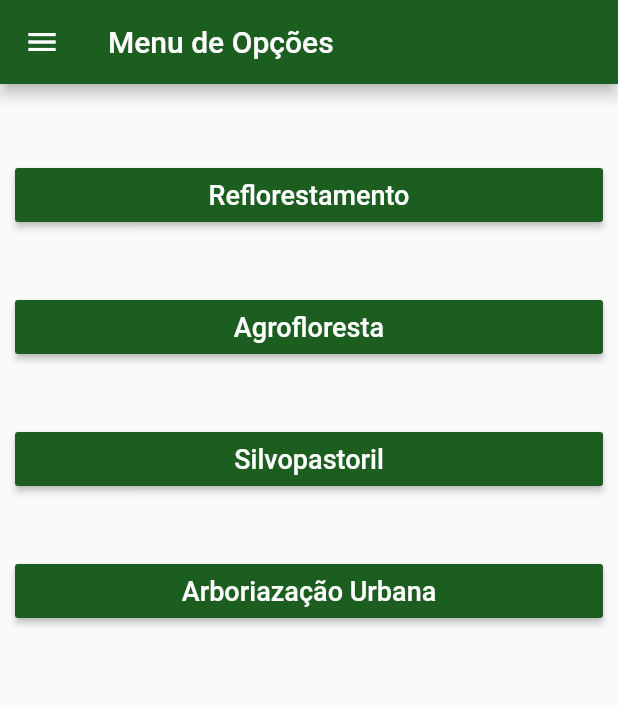
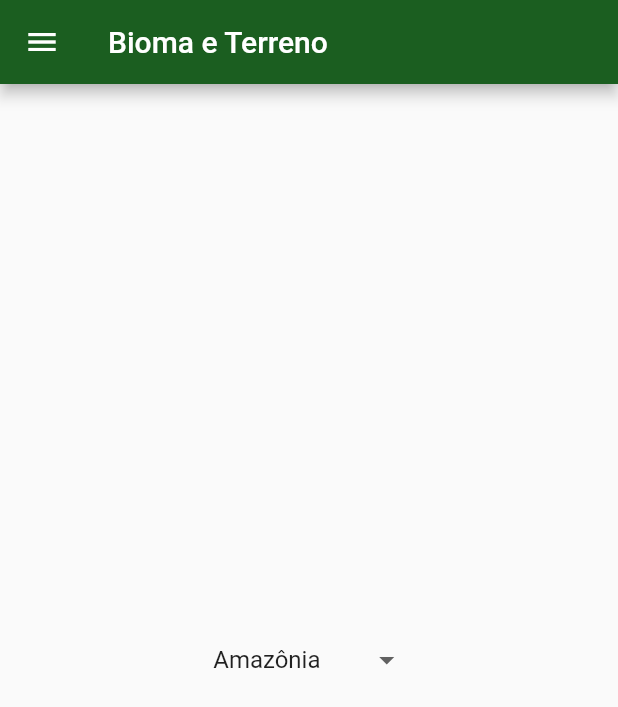
Before and after one commit to CaioPellicani/app_fatec_reflorestando, a Flutter app: the screen it shows after launch, on a phone screen of 412 x 824 dp. Shown: the top 707 px of the screen. Run offline on Flutter 3.47's test engine with Material 2 defaults, Android fonts, the phone set to English and light mode, and no system bars.

Commit message:
Quarta tela

```diff
--- a/lib/main.dart
+++ b/lib/main.dart
@@ -1,7 +1,9 @@
 import 'package:flutter/material.dart';
+import 'package:p1_app_reflorestar/tela_04_bioma.dart';
 import 'tela_01_login.dart';
 import 'tela_02_sobre.dart';
 import 'tela_03_menu.dart';
+import 'tela_04_bioma.dart';
 
 void main() {
   runApp(
@@ -16,11 +18,12 @@ void main() {
 
       ),
 
-      initialRoute: '/tela_03',
+      initialRoute: '/tela_04',
       routes: {
        '/tela_01' : (context) => Tela_01_Login(),
        '/tela_02' : (context) => Tela_02_Sobre(),
        '/tela_03' : (context) => Tela_03_Menu(),
+       '/tela_04' : (context) => Tela_04_bioma(),
       }
     )
   );
--- a/lib/meus_widgets.dart
+++ b/lib/meus_widgets.dart
@@ -1,5 +1,7 @@
 import 'package:flutter/material.dart';
 import 'minhas_funcoes.dart';
+
+var styleBotoes = TextStyle(color: Colors.white, fontSize: 18);
 
 Widget caixaTexto(texto, controle){
   return Container(
@@ -18,8 +20,7 @@ Widget botaoSimples( texto, tela, contexto ){
     padding: EdgeInsets.only(top: 40),
     child: RaisedButton(
       child: Text(
-        texto,
-        style: TextStyle(color: Colors.white, fontSize: 18),
+        texto, style: styleBotoes,
       ),
       color: Theme.of(contexto).primaryColor,
       onPressed: (){
@@ -35,20 +36,49 @@ Widget botaoLogin( contexto, scaffoldKey, usuario, senha ){
     child: RaisedButton(
       child: Text(
         'Entrar',
-        style: TextStyle(color: Colors.white, fontSize: 18),
+          style: styleBotoes,
       ),
       color: Theme.of(contexto).primaryColor,
       onPressed: (){
         if( validarUsuario(usuario.text, senha.text) )
           Navigator.pushNamed(contexto, '/tela_03' );
         else
-          scaffoldKey.currentState.showSnackBar( senhaInvalida );
+          scaffoldKey.currentState.showSnackBar(
+            SnackBar(
+              content: Text('Usuário ou Senha Inválida' ),
+              duration: Duration(seconds: 3),
+            ),
+          );
       }
     ),
   );
 }
 
-final senhaInvalida = SnackBar(
-  content: Text('Usuário ou Senha Inválida' ),
-  duration: Duration(seconds: 3),
-);
+Widget barraPadrao(String texto){
+  return AppBar(
+    title: Text(texto),
+    leading: Builder(
+      builder: (BuildContext context) {
+        return IconButton(
+          icon: const Icon(Icons.menu),
+          onPressed: () { Scaffold.of(context).openDrawer(); },
+          tooltip: MaterialLocalizations.of(context).openAppDrawerTooltip,
+        );
+      },
+    ),
+  );
+}
+
+Widget menuBarra(contexto){
+  return Drawer(
+    child: Center(
+      child: Column(
+        mainAxisAlignment: MainAxisAlignment.center,
+        children: [
+          botaoSimples("Voltar ao Menu", '/tela_03', contexto),
+          botaoSimples("Sobre o desenvolvedor", '/tela_02', contexto)
+        ],
+      ),
+    ),
+  );
+}
--- a/lib/tela_01_login.dart
+++ b/lib/tela_01_login.dart
@@ -15,16 +15,11 @@ class _Tela_01_LoginState extends State<Tela_01_Login>{
     var scaffoldKey = GlobalKey<ScaffoldState>();
 
   @override
-
-
-  @override
   Widget build(BuildContext context) {
     return Scaffold(
       key: scaffoldKey,
 
-      body:
-
-        Container( child:
+      body: Container( child:
         Column(
           mainAxisAlignment: MainAxisAlignment.center,
           children: [
--- a/lib/tela_03_menu.dart
+++ b/lib/tela_03_menu.dart
@@ -3,12 +3,7 @@ import 'package:flutter/src/material/icons.dart';
 import 'package:flutter/src/material/material_localizations.dart';
 import 'meus_widgets.dart';
 
-class Tela_03_Menu extends StatefulWidget {
-  @override
-  _Tela_03_MenuState createState() => _Tela_03_MenuState();
-}
-
-class _Tela_03_MenuState extends State<Tela_03_Menu>{
+class Tela_03_Menu extends StatelessWidget {
 
   var scaffoldKey = GlobalKey<ScaffoldState>();
 
@@ -17,40 +12,20 @@ class _Tela_03_MenuState extends State<Tela_03_Menu>{
     return Scaffold(
       key: scaffoldKey,
 
-      appBar: AppBar(
-        title: Text("Menu de Opções"),
-        leading: Builder(
-          builder: (BuildContext context) {
-            return IconButton(
-              icon: const Icon(Icons.menu),
-              onPressed: () { Scaffold.of(context).openDrawer(); },
-              tooltip: MaterialLocalizations.of(context).openAppDrawerTooltip,
-            );
-          },
-        ),
-      ),
-
-      drawer: Drawer(
-        child: Center(
-          child: Column(
-            mainAxisAlignment: MainAxisAlignment.center,
-            children: [
-              botaoSimples("Sobre o desenvolvedor", '/tela_02', context)
-            ],
-          ),
-        ),
-      ),
+      appBar: barraPadrao("Menu de Opções"),
+      drawer: menuBarra(context),
       drawerEnableOpenDragGesture: false,
 
-      body:
-      ListView(
+      body: Container(
+        child: ListView(
           padding: EdgeInsets.all( 10 ),
           children: [
-          botaoSimples('Reflorestamento', '', context),
+            botaoSimples('Reflorestamento', '/tela_04', context),
             botaoSimples('Agrofloresta', '', context),
             botaoSimples('Silvopastoril', '', context),
             botaoSimples('Arboriazação Urbana', '', context),
           ],
+        ),
       )
     );
   }
--- /dev/null
+++ b/lib/tela_04_bioma.dart
@@ -0,0 +1,63 @@
+import 'package:flutter/material.dart';
+import 'package:flutter/src/material/icons.dart';
+import 'package:flutter/src/material/material_localizations.dart';
+import 'meus_widgets.dart';
+
+class Tela_04_bioma extends StatefulWidget {
+  @override
+  _Tela_04_biomaState createState() => _Tela_04_biomaState();
+}
+
+class _Tela_04_biomaState extends State<Tela_04_bioma>{
+
+  var scaffoldKey = GlobalKey<ScaffoldState>();
+  var biomas = List<String>();
+  String txtBioma = 'Amazônia';
+
+  @override
+  void initState(){
+    biomas.add( "Amazônia" );
+    biomas.add( "Cerrado" );
+    biomas.add( "Pantanal" );
+    biomas.add( "Mata Atlântica");
+
+    super.initState();
+  }
+
+  Widget build(BuildContext context) {
+    return Scaffold(
+      appBar: barraPadrao("Bioma e Terreno"),
+      drawer: menuBarra(context),
+      drawerEnableOpenDragGesture: false,
+
+      body: Container(
+        child: Center(
+          child: DropdownButton<String>(
+            value: txtBioma,
+            icon: Icon(Icons.arrow_drop_down),
+            iconSize: 24,
+            elevation: 16,
+            underline: Container(
+              height: 2,
+            ),
+
+
+            onChanged: (String novoValor) {
+              setState(() {
+                txtBioma = novoValor;
+              });
+            },
+
+            items: <String>[ 'Amazônia', "Cerrado", "Pantanal", "Mata Atlântica" ].map<DropdownMenuItem<String>>((String valor) {
+                return DropdownMenuItem<String>(
+                  value: valor,
+                  child: Text(valor),
+                );
+              })
+              .toList(),
+          ),
+        ),
+      ),
+    );
+  }
+}
```
Also changed, not shown: 2 other files. Lines whose indentation alone changed are shown as unchanged.
